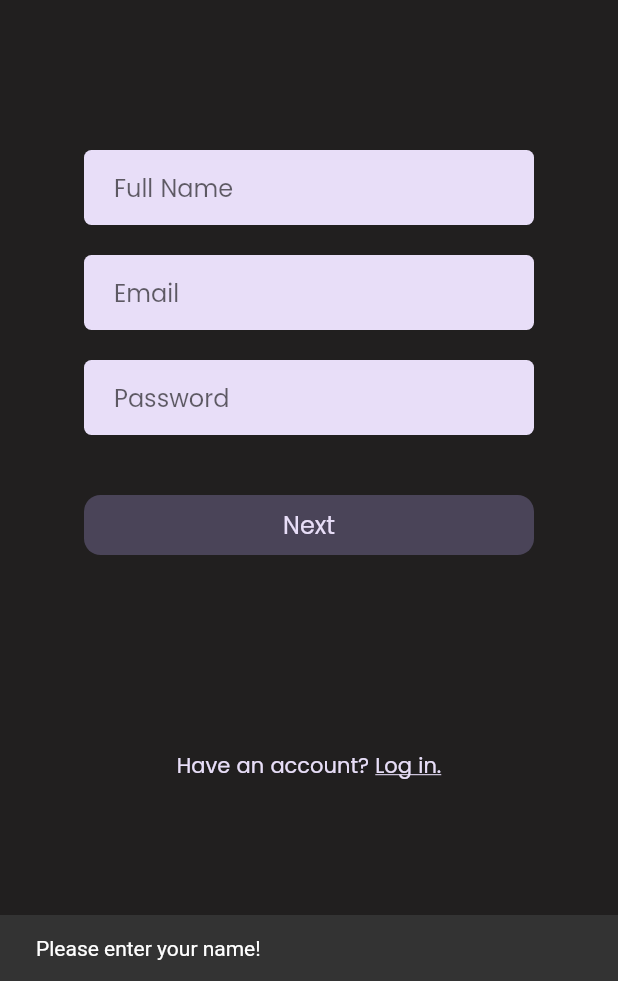
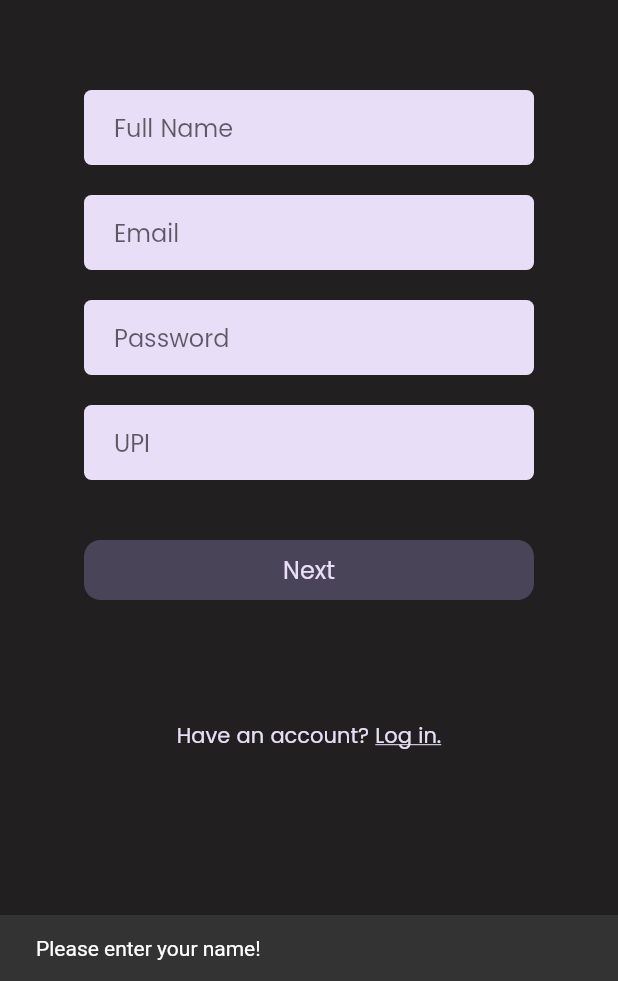
Before and after one commit to Sayam06/hostel-bazaar, a Flutter app: the DetailsScreen screen opened by its route, after a tap on "Next", on a phone screen of 412 x 824 dp, the part 255-1236 px from its top. Run offline on Flutter 3.47's test engine with Material 2 defaults, Android fonts, the phone set to English and light mode, and no system bars; our stand-ins replace flutter_rating_bar, image_picker, jwt_decoder, shared_preferences; accounts and stored records are empty.

Commit message:
official release

```diff
--- a/hostelbazaar/lib/cart_screen/order_placed_screen.dart
+++ b/hostelbazaar/lib/cart_screen/order_placed_screen.dart
@@ -196,7 +196,7 @@ class _OrderPlacedScreenState extends State<OrderPlacedScreen> {
                                             style: sellerStyle(),
                                           ),
                                           Text(
-                                            "Seller Contact: " + data[2][seller]["email"].toString(),
+                                            "Seller Contact: " + data[2][seller]["contact"].toString(),
                                             style: sellerStyle(),
                                           ),
                                           Text(
--- a/hostelbazaar/lib/providers/user.dart
+++ b/hostelbazaar/lib/providers/user.dart
@@ -8,6 +8,8 @@ class User with ChangeNotifier {
   String name = "";
   String email = "";
   String password = "";
+  String contact = "";
+  String upi = "";
   Map<String, dynamic> college = {};
   Map<String, dynamic> hostel = {};
   int selectedImg = -1;
--- a/hostelbazaar/lib/signup-login screen/details_screen.dart
+++ b/hostelbazaar/lib/signup-login screen/details_screen.dart
@@ -15,6 +15,7 @@ class _DetailsScreenState extends State<DetailsScreen> {
   final nameController = new TextEditingController();
   final emailController = new TextEditingController();
   final passwordController = new TextEditingController();
+  final upiController = new TextEditingController();
   String error = "";
 
   bool verify() {
@@ -28,6 +29,10 @@ class _DetailsScreenState extends State<DetailsScreen> {
     }
     if (passwordController.text.isEmpty) {
       error = "Please enter a password!";
+      return false;
+    }
+    if (upiController.text.isEmpty || !upiController.text.contains('@')) {
+      error = "Please enter a valid UPI id!";
       return false;
     }
 
@@ -51,12 +56,14 @@ class _DetailsScreenState extends State<DetailsScreen> {
                   "assets/images/logo.png",
                 ),
               ),
-              SizedBox(height: 100),
+              SizedBox(height: 60),
               inputText("Full Name", nameController, false),
               SizedBox(height: 20),
               inputText("Email", emailController, false),
               SizedBox(height: 20),
               inputText("Password", passwordController, true),
+              SizedBox(height: 20),
+              inputText("UPI", upiController, false),
               SizedBox(height: 40),
               ClipRRect(
                 borderRadius: BorderRadius.circular(11),
@@ -76,6 +83,7 @@ class _DetailsScreenState extends State<DetailsScreen> {
                         userProv.name = nameController.text;
                         userProv.email = emailController.text;
                         userProv.password = passwordController.text;
+                        userProv.upi = upiController.text;
                         Navigator.of(context).pushNamed(OTPScreen.routeName);
                       },
                       style: ElevatedButton.styleFrom(
@@ -90,7 +98,7 @@ class _DetailsScreenState extends State<DetailsScreen> {
                       )),
                 ),
               ),
-              SizedBox(height: 130),
+              SizedBox(height: 80),
               Row(
                 mainAxisAlignment: MainAxisAlignment.center,
                 mainAxisSize: MainAxisSize.max,
--- a/hostelbazaar/lib/signup-login screen/hostel_screen.dart
+++ b/hostelbazaar/lib/signup-login screen/hostel_screen.dart
@@ -59,6 +59,8 @@ class _HostelScreenState extends State<HostelScreen> {
       "hostel": userProv.hostel["_id"].toString(),
       "college": userProv.college["_id"].toString(),
       "room_number": roomNumberController.text,
+      "contact": userProv.contact,
+      "UPI": userProv.upi,
     };
     print(body);
     var response = await API().signUp(body);
--- a/hostelbazaar/pubspec.yaml
+++ b/hostelbazaar/pubspec.yaml
@@ -17,7 +17,7 @@ publish_to: 'none' # Remove this line if you wish to publish to pub.dev
 # https://developer.apple.com/library/archive/documentation/General/Reference/InfoPlistKeyReference/Articles/CoreFoundationKeys.html
 # In Windows, build-name is used as the major, minor, and patch parts
 # of the product and file versions while build-number is used as the build suffix.
-version: 1.0.0+4
+version: 1.0.0+5
 
 environment:
   sdk: '>=2.19.0-146.2.beta <3.0.0'
```
Also changed, not shown: hostelbazaar/lib/homescreen/homescreen.dart (+18 -18 lines), hostelbazaar/lib/signup-login screen/otp_screen.dart (+5 -2 lines).
